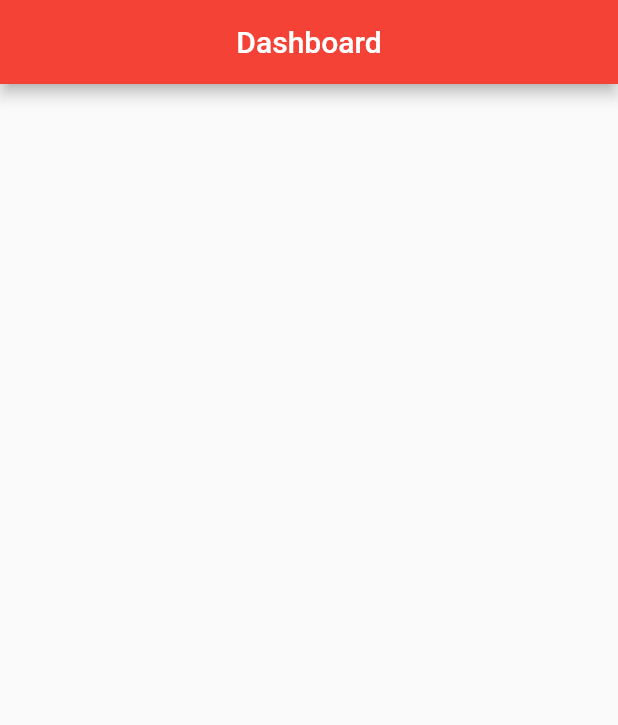
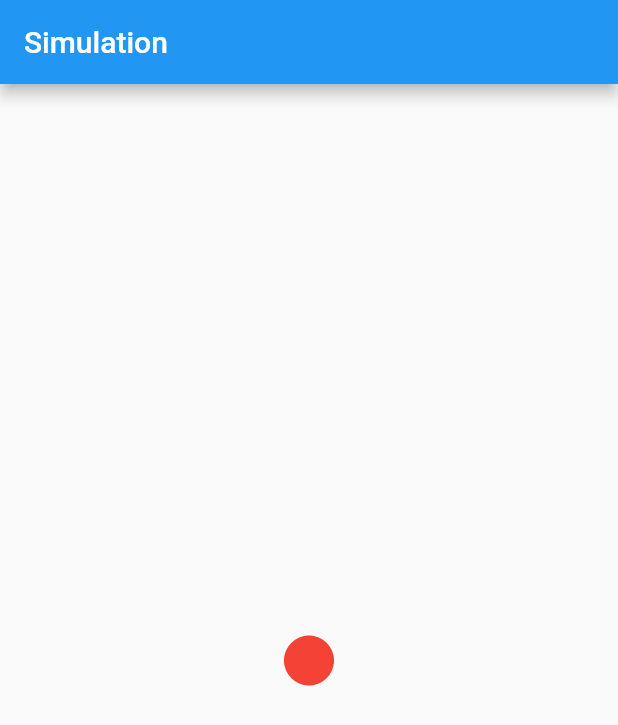
Before and after one commit to dumpcoder/TAGGLE, a Flutter app: the screen it shows after launch, on a phone screen of 412 x 824 dp. Shown: the top 725 px of the screen. Run offline on Flutter 3.47's test engine with Material 2 defaults, Android fonts, the phone set to English and light mode, and no system bars; our stand-ins replace file; missing offline and left inert: audio_recorder.

Commit message:
added audio recording

```diff
--- a/MobileApp/tagl/lib/main.dart
+++ b/MobileApp/tagl/lib/main.dart
@@ -1,5 +1,5 @@
 import 'package:flutter/material.dart';
-import 'package:tagl/pages/Dashboard.dart';
+import 'package:tagl/pages/Sim.dart';
 
 void main() => runApp(MyApp());
 
@@ -10,7 +10,7 @@ class MyApp extends StatelessWidget {
       theme: ThemeData(
         primarySwatch: Colors.red,
       ),
-      home: Dashboard(),
+      home: Sim(),
     );
   }
 }
--- /dev/null
+++ b/MobileApp/tagl/lib/pages/Sim.dart
@@ -0,0 +1,53 @@
+import 'package:audio_recorder/audio_recorder.dart';
+import 'package:file/local.dart';
+import 'package:flutter/material.dart';
+
+class Sim extends StatefulWidget {
+  @override
+  _SimState createState() => _SimState();
+}
+
+class _SimState extends State<Sim> {
+  bool isRecording = false;
+  LocalFileSystem localFileSystem;
+
+  startRecording() async{
+    await AudioRecorder.start(path: './sim.wav', audioOutputFormat: AudioOutputFormat.WAV);
+    isRecording = await AudioRecorder.isRecording;
+    setState((){});
+  }
+
+  stopRecording() async{
+    Recording recording = await AudioRecorder.stop();
+    isRecording = await AudioRecorder.isRecording;
+    print("Path : ${recording.path},  Format : ${recording.audioOutputFormat},  Duration : ${recording.duration},  Extension : ${recording.extension},");
+    setState((){});
+  }
+
+  @override
+  Widget build(BuildContext context) {
+    return MaterialApp(
+      home: Scaffold(
+        appBar: AppBar(
+          title: const Text('Simulation'),
+        ),
+        body: Container(
+          child: Column(
+            mainAxisAlignment: MainAxisAlignment.center,
+            children: <Widget>[
+              Center(
+                child: Container(
+                  child: IconButton(
+                    iconSize: 50,
+                    icon: isRecording? Icon(Icons.stop):Icon(Icons.fiber_manual_record, color: Colors.red,),
+                    onPressed: isRecording? stopRecording: startRecording,
+                  ),
+                ),
+              )
+            ],
+          ),
+        )
+      ),
+    );
+  }
+}
--- a/MobileApp/tagl/pubspec.yaml
+++ b/MobileApp/tagl/pubspec.yaml
@@ -24,6 +24,8 @@ dependencies:
   # Use with the CupertinoIcons class for iOS style icons.
   cupertino_icons: ^0.1.2
   audio_recorder: ^1.0.1
+  path_provider: ^1.4.0
+
 
 dev_dependencies:
   flutter_test:
```
Also changed, not shown: MobileApp/tagl/lib/pages/Simulation.dart (deleted, +0 -21 lines), MobileApp/tagl/pubspec.lock, 1 other file.
